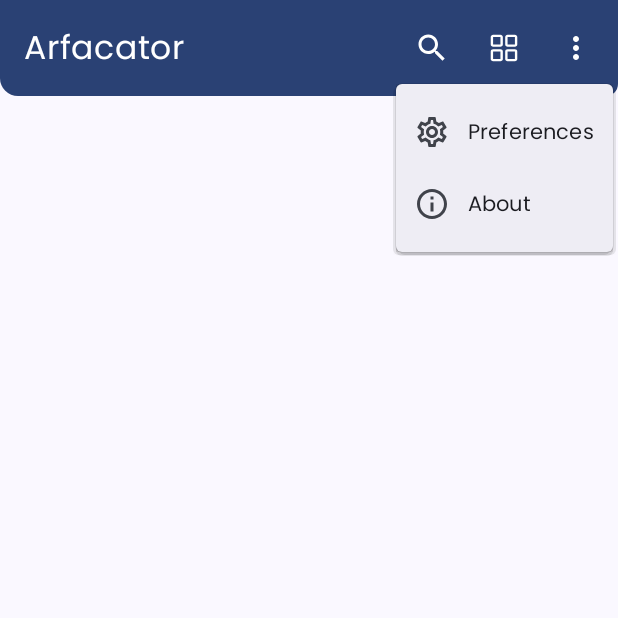
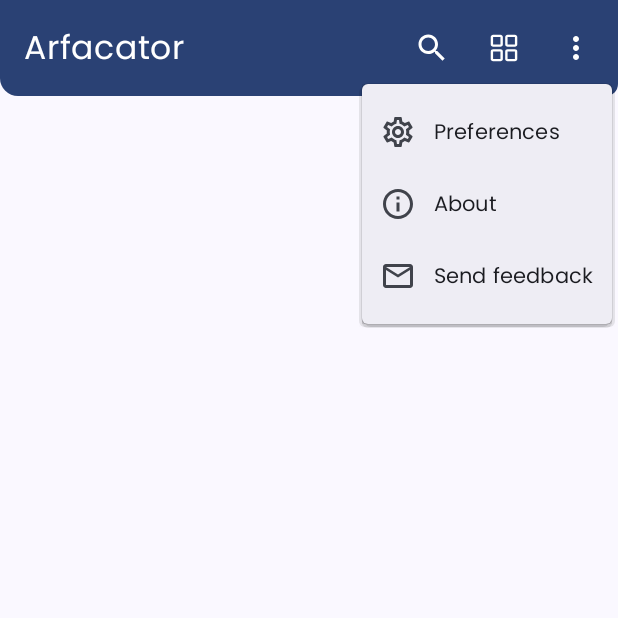
Before and after one commit to Arpackit/Arfacator, an Android app built with Jetpack Compose: the composable MainScreenTopBar shown on its own in the app's theme, after a tap on "More", on a phone screen of 412 x 824 dp, the top half of it. Run offline under Robolectric (Android 15) with nearby library versions, the phone set to English and light mode, and no system bars; Roboto replaces fonts that are not available here; 2 other taps on this screen came first.

Commit message:
add feedback menuitem

```diff
--- a/app/src/main/java/com/arpackit/arfacator/ui/screen/MainScreen.kt
+++ b/app/src/main/java/com/arpackit/arfacator/ui/screen/MainScreen.kt
@@ -1,6 +1,8 @@
 package com.arpackit.arfacator.ui.screen
 
 import android.content.Context
+import android.content.Intent
+import android.net.Uri
 
 import androidx.compose.foundation.background
 import androidx.compose.foundation.ExperimentalFoundationApi
@@ -157,6 +159,27 @@ fun MainScreenTopBar(
                     Icon(Outlined.Info, stringResource(R.string.about))
                 },
                 onClick = onNavToAboutScreen)
+
+            val mailSubject = stringResource(R.string.x_feedback, stringResource(R.string.app_name))
+
+            DropdownMenuItem(
+                text = {
+                    Text(stringResource(R.string.x_feedback, stringResource(R.string.send)))
+                },
+                leadingIcon = {
+                    Icon(Outlined.Email, stringResource(R.string.x_feedback))
+                },
+                onClick = {
+                    Intent(Intent.ACTION_SENDTO).run {
+                        type = "message/rfc822"
+                        data = Uri.parse("mailto:")
+
+                        putExtra(Intent.EXTRA_EMAIL, arrayOf("arpackit@gmail.com"))
+                        putExtra(Intent.EXTRA_SUBJECT, mailSubject)
+
+                        ctx.startActivity(Intent.createChooser(this, mailSubject))
+                    }
+                })
         }
     }
 }
--- a/app/src/main/res/values/strings.xml
+++ b/app/src/main/res/values/strings.xml
@@ -14,6 +14,8 @@
     <string name="dialog_delete_text">The account will be deleted permanently, and this process is UNRECOVERABLE!</string>
     <string name="paste">Paste</string>
     <string name="save">Save</string>
+    <string name="send">Send</string>
+    <string name="x_feedback">%s feedback</string>
     <string name="add_account">Add account</string>
     <string name="edit_account">Edit account</string>
     <!-- Text Field -->
```
